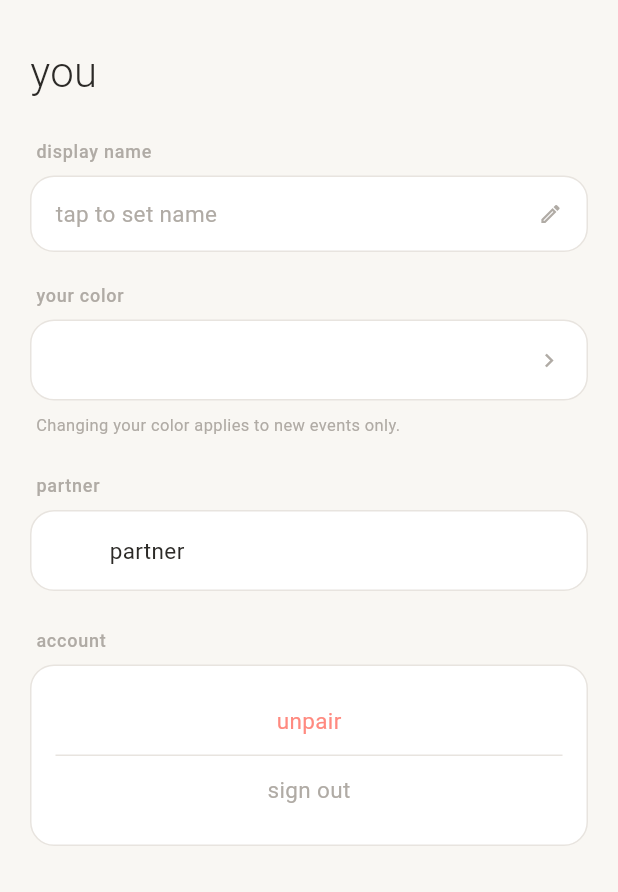
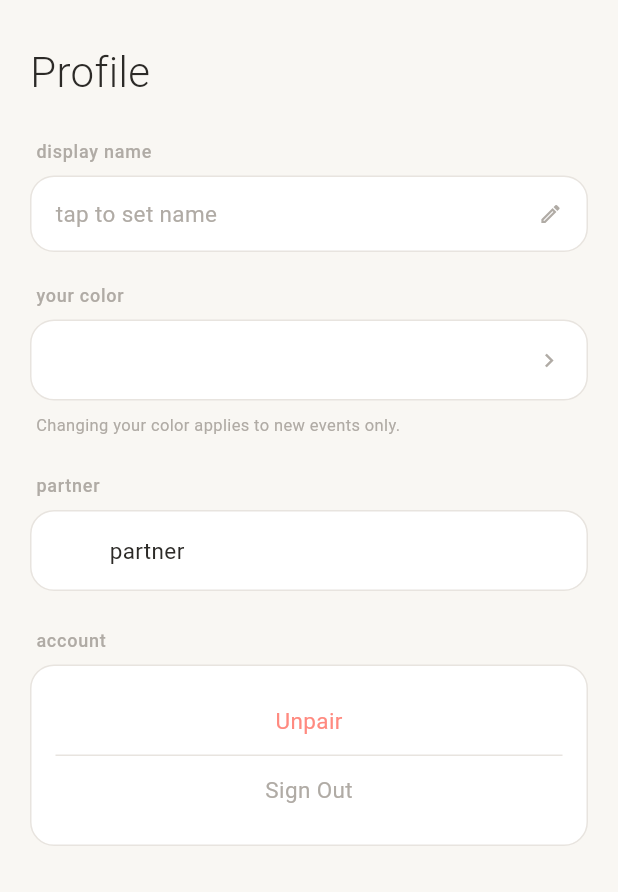
Before and after one commit to jhurl01/inky-scheduler, a Flutter app: the YouScreen screen opened by its route, on a phone screen of 412 x 824 dp. Shown: the top 892 px of the screen. Run offline on Flutter 3.47's test engine with Material 3 defaults, Android fonts, the phone set to English and light mode, and no system bars; our stand-ins replace cloud_firestore, firebase_auth, firebase_core, flutter_colorpicker, flutter_riverpod, go_router and 2 more; accounts and stored records are empty.

Commit message:
Fix month dots, Profile header, solo events, app icon tooling
- eventsStreamProvider: use coupleId ?? uid so solo users see their events
- firestore.rules: inCouple() accepts plain uid for unpaired/solo mode
- month _DayMarkers: remove Padding wrapper (let table_calendar position
  markers), return null from builder when dayEvents is empty
- you_screen: header 'you' → 'Profile', capitalize 'Unpair' and 'Sign Out'
- pubspec: add flutter_launcher_icons dev dep + config pointing to assets/app_icon.png

https://claude.ai/code/session_01MPdiFvpGA7fXW5g6FpM2Xe

```diff
--- a/lib/providers/events_provider.dart
+++ b/lib/providers/events_provider.dart
@@ -6,12 +6,14 @@ import 'user_provider.dart';
 /// All events for the couple — real-time stream.
 final eventsStreamProvider = StreamProvider<List<EventModel>>((ref) {
   final me = ref.watch(currentUserProvider).valueOrNull;
-  if (me?.coupleId == null) return Stream.value([]);
+  if (me == null) return Stream.value([]);
 
+  // Use same coupleId fallback as add_event_sheet (solo users store uid as coupleId)
+  final coupleId = me.coupleId ?? me.uid;
   return ref
       .watch(firestoreProvider)
       .collection('events')
-      .where('coupleId', isEqualTo: me!.coupleId)
+      .where('coupleId', isEqualTo: coupleId)
       .snapshots()
       .map((snap) => snap.docs.map((d) => EventModel.fromDoc(d)).toList());
 });
--- a/lib/screens/month/month_screen.dart
+++ b/lib/screens/month/month_screen.dart
@@ -68,6 +68,7 @@ class _MonthScreenState extends ConsumerState<MonthScreen> {
               calendarBuilders: CalendarBuilders(
                 // Custom dot markers below each day number
                 markerBuilder: (ctx, day, dayEvents) {
+                  if (dayEvents.isEmpty) return null;
                   final typed = dayEvents.cast<EventModel>();
                   return _DayMarkers(
                     events: typed,
@@ -149,9 +150,7 @@ class _DayMarkers extends StatelessWidget {
     final hasPartnerOnly = partner != null &&
         events.any((e) => !e.isPaired && e.ownerId == partner!.uid);
 
-    return Padding(
-      padding: const EdgeInsets.only(bottom: 2),
-      child: Row(
+    return Row(
       mainAxisAlignment: MainAxisAlignment.center,
       children: [
         if (hasPaired)
@@ -162,7 +161,6 @@ class _DayMarkers extends StatelessWidget {
         if (hasOwnOnly) InkDot(color: hexToColor(me?.color ?? '#B8A9D9')),
         if (hasPartnerOnly) InkDot(color: hexToColor(partner!.color)),
       ],
-      ),
     );
   }
 }
--- a/lib/screens/you/you_screen.dart
+++ b/lib/screens/you/you_screen.dart
@@ -145,7 +145,7 @@ class _YouScreenState extends ConsumerState<YouScreen> {
         backgroundColor: kCardSurface,
         shape:
             RoundedRectangleBorder(borderRadius: BorderRadius.circular(16)),
-        title: const Text('unpair?',
+        title: const Text('Unpair?',
             style: TextStyle(fontSize: 17, color: kNearBlack)),
         content: const Text(
           'This will disconnect you from your partner. You can re-pair later with a new code.',
@@ -159,7 +159,7 @@ class _YouScreenState extends ConsumerState<YouScreen> {
           ),
           TextButton(
             onPressed: () => Navigator.pop(ctx, true),
-            child: const Text('unpair',
+            child: const Text('Unpair',
                 style: TextStyle(color: Colors.redAccent)),
           ),
         ],
@@ -216,7 +216,7 @@ class _YouScreenState extends ConsumerState<YouScreen> {
           children: [
             const SizedBox(height: 8),
             const Text(
-              'you',
+              'Profile',
               style: TextStyle(
                   fontSize: 28,
                   fontWeight: FontWeight.w300,
@@ -454,14 +454,14 @@ class _YouScreenState extends ConsumerState<YouScreen> {
                 children: [
                   if (me.coupleId != null) ...[
                     _ActionRow(
-                      label: 'unpair',
+                      label: 'Unpair',
                       color: Colors.redAccent.shade100,
                       onTap: _unpair,
                     ),
                     const Divider(height: 1),
                   ],
                   _ActionRow(
-                    label: 'sign out',
+                    label: 'Sign Out',
                     color: kMutedGray,
                     onTap: _signOut,
                   ),
```
Also changed, not shown: pubspec.yaml (+10 -0 lines), 1 other file. Lines whose indentation alone changed are shown as unchanged.
